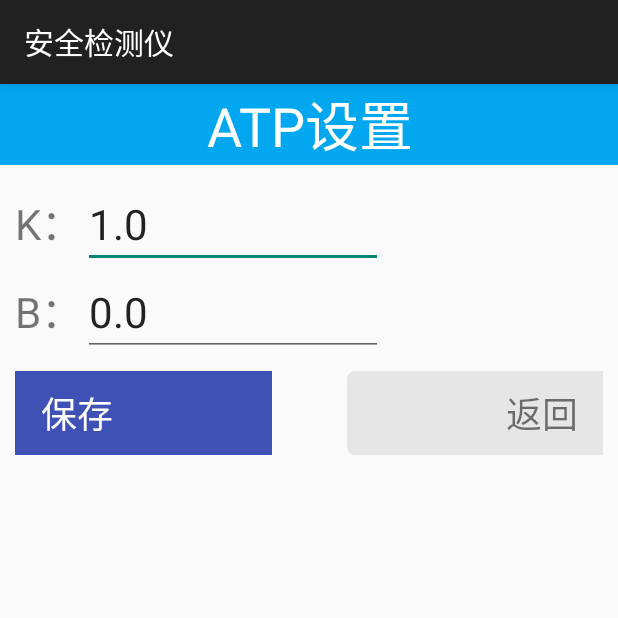
After one commit to 1104646539/aoben-OpenAppSoft4, an Android app: the AtpArgActivity screen opened directly, with no data from a screen before it, on a phone screen of 412 x 824 dp, the top half of it. The commit adds this screen. Run offline under Robolectric (Android 15) with nearby library versions, the phone set to English and light mode, and no system bars; libraries missing offline, so code that uses them is left out: org.jsoup.helper; 1 statement that could not run was skipped.

Commit message:
atp添加K,B拟合 下一步 添加样品的添加，修改，删除

```diff
--- a/app/build.gradle
+++ b/app/build.gradle
@@ -8,8 +8,8 @@ android {
         applicationId "com.open.soft.openappsoft"
         minSdkVersion 21
         targetSdkVersion 31
-        versionCode 11
-        versionName "1.0.11-Test"
+        versionCode 12
+        versionName "1.0.12-Test"
 //
 //        ndk {//thgppf  123456
 //            // 设置支持的SO库架构
--- a/app/src/main/AndroidManifest.xml
+++ b/app/src/main/AndroidManifest.xml
@@ -33,6 +33,9 @@
         android:label="@string/app_name"
         android:theme="@style/AppTheme"
         tools:ignore="GoogleAppIndexingWarning">
+        <activity
+            android:name=".atp.AtpArgActivity"
+            android:exported="false" />
         <activity
             android:name=".activity.orderinfo.EditInfoActivity"
             android:exported="false" />
--- a/app/src/main/java/com/open/soft/openappsoft/activity/MainActivity.java
+++ b/app/src/main/java/com/open/soft/openappsoft/activity/MainActivity.java
@@ -321,6 +321,8 @@ public class MainActivity extends AppCompatActivity implements OnClickListener {
             initJinBiao();
         }
 
+        com.open.soft.openappsoft.multifuction.util.Global.ATP_K = SharedPreferencesUtil.getDefaultSharedPreferences(this).getFloat("atp_k",com.open.soft.openappsoft.multifuction.util.Global.ATP_K);
+        com.open.soft.openappsoft.multifuction.util.Global.ATP_B = SharedPreferencesUtil.getDefaultSharedPreferences(this).getFloat("atp_b",com.open.soft.openappsoft.multifuction.util.Global.ATP_B);
         /*//动态标题
         TextView tv_title = findViewById(R.id.tv_title);
 
--- /dev/null
+++ b/app/src/main/java/com/open/soft/openappsoft/atp/AtpArgActivity.java
@@ -0,0 +1,79 @@
+package com.open.soft.openappsoft.atp;
+
+import androidx.appcompat.app.AppCompatActivity;
+
+import android.content.SharedPreferences;
+import android.os.Bundle;
+import android.view.View;
+import android.widget.Button;
+import android.widget.EditText;
+import android.widget.TextView;
+
+import com.example.utils.http.ToolUtil;
+import com.gsls.gt.GT;
+import com.open.soft.openappsoft.R;
+import com.open.soft.openappsoft.jinbiao.model.SharedPreferencesUtil;
+import com.open.soft.openappsoft.multifuction.util.Global;
+import com.open.soft.openappsoft.util.APPUtils;
+
+import org.jsoup.helper.StringUtil;
+
+public class AtpArgActivity extends AppCompatActivity implements View.OnClickListener {
+    EditText et_k, et_b;
+    SharedPreferences sharedPreferences;
+
+    TextView tv_commit, tv_cancel;
+
+    @Override
+    protected void onCreate(Bundle savedInstanceState) {
+        super.onCreate(savedInstanceState);
+        setContentView(R.layout.activity_atp_arg);
+        GT.WindowUtils.hideActionBar(this);
+        sharedPreferences = SharedPreferencesUtil.getDefaultSharedPreferences(this);
+        initView();
+
+
+    }
+
+    private void initView() {
+        et_k = findViewById(R.id.et_k);
+        et_b = findViewById(R.id.et_b);
+
+        tv_commit = findViewById(R.id.tv_commit);
+        tv_cancel = findViewById(R.id.tv_cancel);
+
+        tv_commit.setOnClickListener(this);
+        tv_cancel.setOnClickListener(this);
+
+        et_k.setText("" + Global.ATP_K);
+        et_b.setText("" + Global.ATP_B);
+    }
+
+    @Override
+    public void onClick(View view) {
+        switch (view.getId()) {
+            case R.id.tv_commit:
+                commit();
+                break;
+            case R.id.tv_cancel:
+                finish();
+                break;
+        }
+    }
+
+    private void commit() {
+        String k = et_k.getText().toString();
+        String b = et_b.getText().toString();
+        if (APPUtils.isNull(k) || APPUtils.isNull(b)) {
+            APPUtils.showToast(this, "请输入K,B");
+            return;
+        }
+
+        Global.ATP_K = Float.valueOf(k);
+        Global.ATP_B = Float.valueOf(b);
+        sharedPreferences.edit().putFloat("atp_k", Global.ATP_K).commit();
+        sharedPreferences.edit().putFloat("atp_b", Global.ATP_B).commit();
+        APPUtils.showToast(this, "保存成功");
+        finish();
+    }
+}
--- a/app/src/main/java/com/open/soft/openappsoft/multifuction/util/Global.java
+++ b/app/src/main/java/com/open/soft/openappsoft/multifuction/util/Global.java
@@ -145,6 +145,8 @@ public class Global {
 
     public static String device_id = "device_天迈";
 
+    public static float ATP_K = 1;
+    public static float ATP_B = 0;
 
     public static float singleXlz = 50;
 
--- /dev/null
+++ b/app/src/main/res/layout/activity_atp_arg.xml
@@ -0,0 +1,98 @@
+<?xml version="1.0" encoding="utf-8"?>
+<LinearLayout xmlns:android="http://schemas.android.com/apk/res/android"
+    xmlns:app="http://schemas.android.com/apk/res-auto"
+    xmlns:tools="http://schemas.android.com/tools"
+    android:layout_width="match_parent"
+    android:layout_height="match_parent"
+    android:orientation="vertical"
+    tools:context=".atp.AtpArgActivity">
+
+    <TextView
+        android:id="@+id/tv_title"
+        android:layout_width="match_parent"
+        android:layout_height="wrap_content"
+        android:background="@color/THEME_COLOR"
+        android:gravity="center"
+        android:text="ATP设置"
+        android:textColor="@color/white"
+        android:textSize="36sp" />
+
+
+    <LinearLayout
+        android:layout_width="match_parent"
+        android:layout_height="0dp"
+        android:layout_weight="1"
+        android:orientation="vertical"
+        android:padding="10dp">
+
+        <LinearLayout
+            android:layout_width="match_parent"
+            android:layout_height="wrap_content"
+            android:orientation="horizontal">
+
+            <TextView
+                android:layout_width="wrap_content"
+                android:layout_height="wrap_content"
+                android:text="K："
+                android:textSize="28sp" />
+
+            <EditText
+                android:id="@+id/et_k"
+                android:layout_width="200dp"
+                android:layout_height="wrap_content"
+                android:inputType="numberDecimal"
+                android:textSize="28sp" />
+        </LinearLayout>
+
+        <LinearLayout
+            android:layout_width="match_parent"
+            android:layout_height="wrap_content"
+            android:orientation="horizontal">
+
+            <TextView
+                android:layout_width="wrap_content"
+                android:layout_height="wrap_content"
+                android:text="B："
+                android:textSize="28sp" />
+
+            <EditText
+                android:id="@+id/et_b"
+                android:layout_width="200dp"
+                android:layout_height="wrap_content"
+                android:inputType="numberDecimal"
+                android:textSize="28sp" />
+        </LinearLayout>
+
+        <LinearLayout
+            android:layout_width="match_parent"
+            android:layout_height="wrap_content"
+            android:layout_gravity="center_horizontal"
+            android:layout_marginTop="10dp"
+            android:layout_marginBottom="10dp"
+            android:gravity="center_horizontal"
+            android:orientation="horizontal">
+
+            <TextView
+                android:id="@+id/tv_commit"
+                android:layout_width="260dp"
+                android:layout_height="wrap_content"
+                android:background="@color/colorPrimary"
+                android:gravity="center"
+                android:padding="10dp"
+                android:text="保存"
+                android:textColor="@color/white"
+                android:textSize="24sp" />
+
+            <TextView
+                android:id="@+id/tv_cancel"
+                android:layout_width="260dp"
+                android:layout_height="wrap_content"
+                android:layout_marginLeft="50dp"
+                android:background="@drawable/main_bg"
+                android:gravity="center"
+                android:padding="10dp"
+                android:text="返回"
+                android:textSize="24sp" />
+        </LinearLayout>
+    </LinearLayout>
+</LinearLayout>
```
Also changed, not shown: app/src/main/java/com/open/soft/openappsoft/activity/SettingActivity.java (+34 -3 lines), app/src/main/java/com/open/soft/openappsoft/atp/AtpCheckActivity.java (+11 -2 lines).
